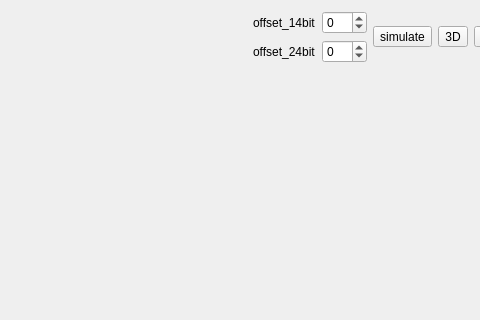
Old version of the form src/form/plot/formplot.ui in the repository MRsoymilk/MySerial; both pictures show x 0 to 480 and y 0 to 320 of the 629 by 455 pixel window.
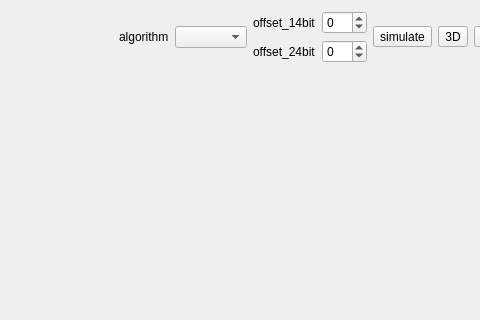
New version of the form. Icons and pictures are not drawn.

```diff
--- a/src/form/plot/formplot.ui
+++ b/src/form/plot/formplot.ui
@@ -13,7 +13,7 @@
   <property name="windowTitle">
    <string>Plot</string>
   </property>
-  <layout class="QGridLayout" name="gridLayout" rowstretch="1,9">
+  <layout class="QGridLayout" name="gridLayout">
    <item row="0" column="0">
     <spacer name="horizontalSpacer">
      <property name="orientation">
@@ -28,6 +28,20 @@
     </spacer>
    </item>
    <item row="0" column="1">
+    <layout class="QHBoxLayout" name="horizontalLayout">
+     <item>
+      <widget class="QLabel" name="labelAlgorithm">
+       <property name="text">
+        <string>algorithm</string>
+       </property>
+      </widget>
+     </item>
+     <item>
+      <widget class="QComboBox" name="comboBoxAlgorithm"/>
+     </item>
+    </layout>
+   </item>
+   <item row="0" column="2">
     <layout class="QVBoxLayout" name="verticalLayout">
      <item>
       <layout class="QHBoxLayout" name="hLay14bit">
@@ -73,21 +87,21 @@
      </item>
     </layout>
    </item>
-   <item row="0" column="2">
+   <item row="0" column="3">
     <widget class="QToolButton" name="tBtnSimulate">
      <property name="text">
       <string>simulate</string>
      </property>
     </widget>
    </item>
-   <item row="0" column="3">
+   <item row="0" column="4">
     <widget class="QToolButton" name="tBtn3D">
      <property name="text">
       <string>3D</string>
      </property>
     </widget>
    </item>
-   <item row="0" column="4">
+   <item row="0" column="5">
     <widget class="QToolButton" name="tBtnZoom">
      <property name="text">
       <string>zoom</string>
@@ -97,21 +111,21 @@
      </property>
     </widget>
    </item>
-   <item row="0" column="5">
+   <item row="0" column="6">
     <widget class="QToolButton" name="tBtnData">
      <property name="text">
       <string>data</string>
      </property>
     </widget>
    </item>
-   <item row="0" column="6">
+   <item row="0" column="7">
     <widget class="QToolButton" name="tBtnHistory">
      <property name="text">
       <string>history</string>
      </property>
     </widget>
    </item>
-   <item row="1" column="0" colspan="7">
+   <item row="1" column="0" colspan="8">
     <widget class="QStackedWidget" name="stackedWidget"/>
    </item>
   </layout>
```
